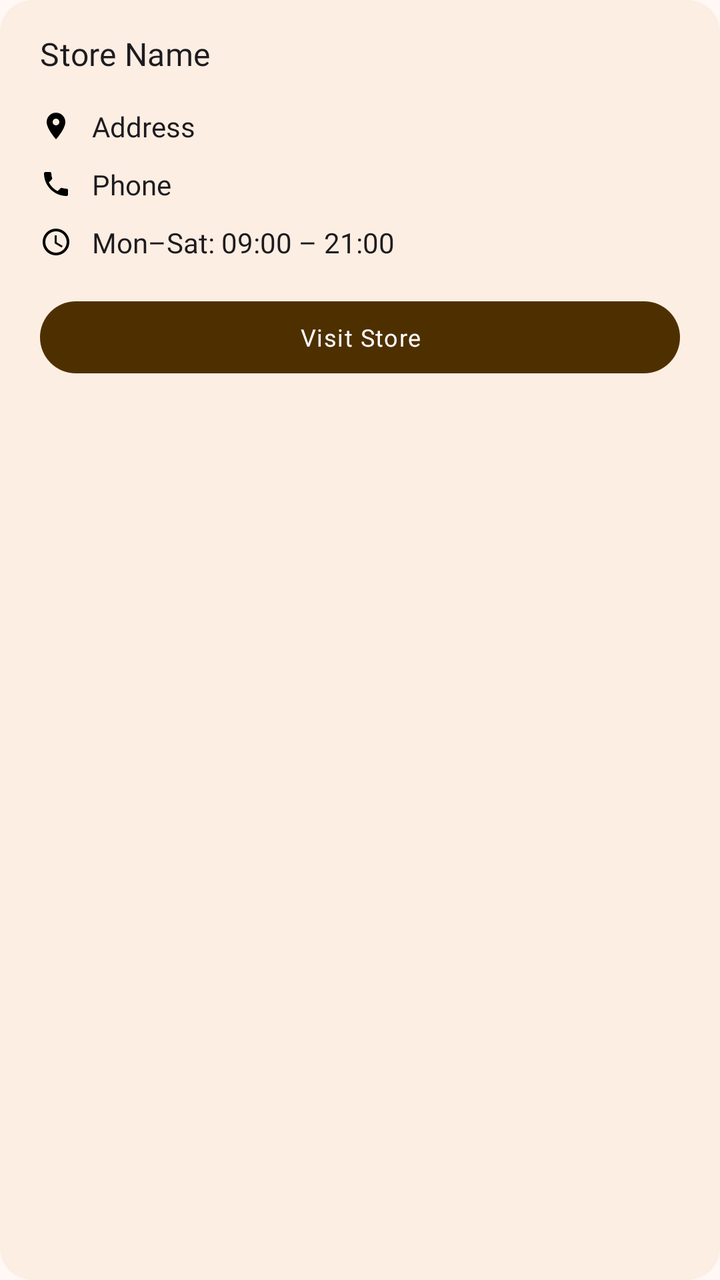
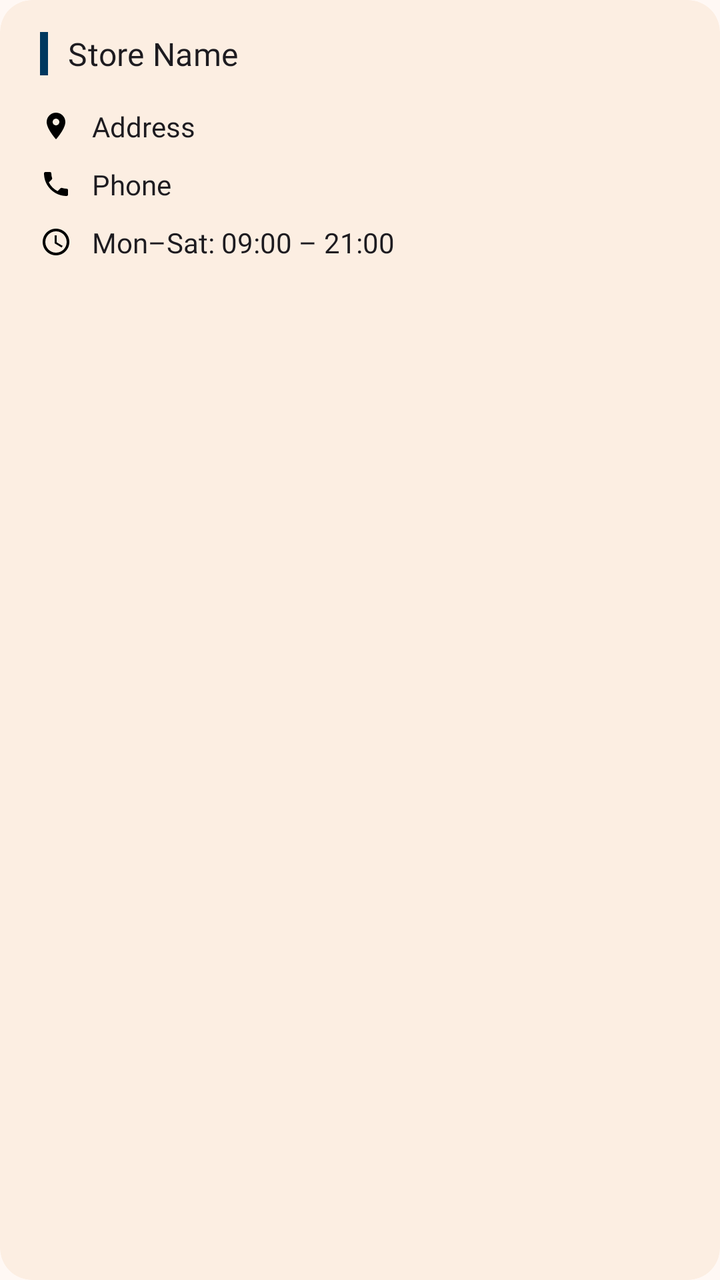

Two renders of the same Android screen: before a commit and after it. Below are the layout's source before the change and the commit's diff.
<!-- AndroidManifest.xml: application theme Theme.DClassicsBooks -->
<!-- res/layout/item_store.xml -->
<?xml version="1.0" encoding="utf-8"?>
<com.google.android.material.card.MaterialCardView xmlns:android="http://schemas.android.com/apk/res/android"
    xmlns:app="http://schemas.android.com/apk/res-auto"
    android:layout_width="match_parent"
    android:layout_height="wrap_content"
    android:layout_marginBottom="@dimen/space200"
    app:shapeAppearance="@style/ShapeAppearance.Material3.Corner.Large"
    app:cardElevation="@dimen/elevation_level0">

    <LinearLayout
        android:layout_width="match_parent"
        android:layout_height="wrap_content"
        android:orientation="vertical">

        <LinearLayout
            android:layout_width="match_parent"
            android:layout_height="wrap_content"
            android:orientation="vertical"
            android:paddingHorizontal="@dimen/space250"
            android:paddingTop="@dimen/space200"
            android:paddingBottom="@dimen/space250">

            <TextView
                android:id="@+id/tv_store_name"
                android:layout_width="wrap_content"
                android:layout_height="wrap_content"
                android:layout_weight="1"
                android:text="Store Name"
                android:textAppearance="?attr/textAppearanceTitleMedium"
                android:layout_marginBottom="@dimen/space200"/>

            
            <LinearLayout
                android:layout_width="match_parent"
                android:layout_height="wrap_content"
                android:orientation="horizontal"
                android:gravity="center_vertical"
                android:layout_marginBottom="@dimen/space125">

                <ImageView
                    android:layout_width="16dp"
                    android:layout_height="16dp"
                    android:src="@drawable/ic_location_on"
                    android:contentDescription="Location"/>

                <TextView
                    android:id="@+id/tv_store_address"
                    android:layout_width="0dp"
                    android:layout_height="wrap_content"
                    android:layout_weight="1"
                    android:text="Address"
                    android:textAppearance="?attr/textAppearanceBodyMedium"
                    android:layout_marginStart="@dimen/space125"/>

            </LinearLayout>

            
            <LinearLayout
                android:layout_width="match_parent"
                android:layout_height="wrap_content"
                android:orientation="horizontal"
                android:gravity="center_vertical"
                android:layout_marginBottom="@dimen/space125">

                <ImageView
                    android:layout_width="16dp"
                    android:layout_height="16dp"
                    android:src="@drawable/ic_phone"
                    android:contentDescription="Phone"/>

                <TextView
                    android:id="@+id/tv_store_phone"
                    android:layout_width="0dp"
                    android:layout_height="wrap_content"
                    android:layout_weight="1"
                    android:text="Phone"
                    android:textAppearance="?attr/textAppearanceBodyMedium"
                    android:layout_marginStart="@dimen/space125"/>

            </LinearLayout>

            
            <LinearLayout
                android:layout_width="match_parent"
                android:layout_height="wrap_content"
                android:orientation="horizontal"
                android:gravity="center_vertical">

                <ImageView
                    android:layout_width="16dp"
                    android:layout_height="16dp"
                    android:src="@drawable/ic_access_time"
                    android:contentDescription="Hours"/>

                <TextView
                    android:layout_width="0dp"
                    android:layout_height="wrap_content"
                    android:layout_weight="1"
                    android:text="@string/store_hours"
                    android:textAppearance="?attr/textAppearanceBodyMedium"
                    android:layout_marginStart="@dimen/space125"/>

            </LinearLayout>

            
            <Button
                android:id="@+id/btn_visit_store"
                android:layout_width="match_parent"
                android:layout_height="44dp"
                android:layout_marginTop="@dimen/space200"
                android:text="@string/btn_visit_store"
                android:textAppearance="?attr/textAppearanceLabelMedium"/>

        </LinearLayout>
    </LinearLayout>
</com.google.android.material.card.MaterialCardView>
<!-- resources referenced by this layout -->
<resources>
  <dimen name="elevation_level0">0dp</dimen>
  <dimen name="space125">10dp</dimen>
  <dimen name="space200">16dp</dimen>
  <dimen name="space250">20dp</dimen>
  <string name="btn_visit_store">Visit Store</string>
  <string name="store_hours">Mon–Sat: 09:00 – 21:00</string>
  <style name="Theme.DClassicsBooks" parent="Theme.DClassicsBooks.Base" />
  <color name="primary">#4E3000</color>
  <color name="white">#FFFFFF</color>
  <color name="primary_container">#926421</color>
  <color name="secondary">#45331C</color>
  <color name="secondary_container">#80694E</color>
  <color name="accent">#00385F</color>
  <color name="accent_container">#43709D</color>
  <color name="error">#740006</color>
  <color name="error_container">#CF2C27</color>
  <color name="surface">#FFF8F4</color>
  <color name="surface_container_low">#FCEEE2</color>
  <color name="surface_container">#F3E6DA</color>
  <color name="surface_container_high">#E8DBCF</color>
  <color name="outline">#5C5144</color>
  <color name="outline_variant">#776B5E</color>
  <color name="on_surface">#161009</color>
  <color name="on_surface_variant">#3E3429</color>
  <style name="Typography.DisplayLarge" parent="TextAppearance.Material3.DisplayLarge">
          <item name="fontFamily">@font/aleo_semibold</item>
          <item name="android:fontFamily">@font/aleo_semibold</item>
      </style>
  <style name="Typography.DisplayMedium" parent="TextAppearance.Material3.DisplayMedium">
          <item name="fontFamily">@font/aleo_semibold</item>
          <item name="android:fontFamily">@font/aleo_semibold</item>
      </style>
  <style name="Typography.DisplaySmall" parent="TextAppearance.Material3.DisplaySmall">
          <item name="fontFamily">@font/aleo_semibold</item>
          <item name="android:fontFamily">@font/aleo_semibold</item>
      </style>
  <style name="Typography.HeadlineLarge" parent="TextAppearance.Material3.HeadlineLarge">
          <item name="fontFamily">@font/aleo_semibold</item>
          <item name="android:fontFamily">@font/aleo_semibold</item>
      </style>
  <style name="Typography.HeadlineSmall" parent="TextAppearance.Material3.HeadlineSmall">
          <item name="fontFamily">@font/aleo_semibold</item>
          <item name="android:fontFamily">@font/aleo_semibold</item>
      </style>
  <style name="Typography.TitleLarge" parent="TextAppearance.Material3.TitleLarge">
          <item name="fontFamily">@font/aleo_semibold</item>
          <item name="android:fontFamily">@font/aleo_semibold</item>
      </style>
  <style name="Typography.TitleMedium" parent="TextAppearance.Material3.TitleMedium">
          <item name="fontFamily">@font/aleo_semibold</item>
          <item name="android:fontFamily">@font/aleo_semibold</item>
      </style>
  <style name="Typography.TitleSmall" parent="TextAppearance.Material3.TitleSmall">
          <item name="fontFamily">@font/aleo_semibold</item>
          <item name="android:fontFamily">@font/aleo_semibold</item>
      </style>
  <style name="Typography.LabelLarge" parent="TextAppearance.Material3.LabelLarge">
          <item name="fontFamily">@font/inter_medium</item>
          <item name="android:fontFamily">@font/inter_medium</item>
      </style>
  <style name="Typography.LabelMedium" parent="TextAppearance.Material3.LabelMedium">
          <item name="fontFamily">@font/inter_medium</item>
          <item name="android:fontFamily">@font/inter_medium</item>
      </style>
  <style name="Typography.LabelSmall" parent="TextAppearance.Material3.LabelSmall">
          <item name="fontFamily">@font/inter_medium</item>
          <item name="android:fontFamily">@font/inter_medium</item>
      </style>
  <style name="Widget.DClassicsBooks.CardView" parent="Widget.Material3.CardView.Filled">
          <item name="cardBackgroundColor">?attr/colorSurfaceContainerLow</item>
          <item name="strokeWidth">0dp</item>
      </style>
  <!-- unchanged entries left out for length: 8 -->
</resources>

<!-- the commit's change to res/layout/item_store.xml (unified diff, before → after) -->
@@ -20,14 +20,29 @@
             android:paddingTop="@dimen/space200"
             android:paddingBottom="@dimen/space250">
 
-            <TextView
-                android:id="@+id/tv_store_name"
-                android:layout_width="wrap_content"
+            
+            <LinearLayout
+                android:layout_width="match_parent"
                 android:layout_height="wrap_content"
-                android:layout_weight="1"
-                android:text="Store Name"
-                android:textAppearance="?attr/textAppearanceTitleMedium"
-                android:layout_marginBottom="@dimen/space200"/>
+                android:orientation="horizontal"
+                android:gravity="center_vertical"
+                android:layout_marginBottom="@dimen/space200">
+
+                <View
+                    android:layout_width="4dp"
+                    android:layout_height="match_parent"
+                    android:background="@color/accent"
+                    android:layout_marginEnd="@dimen/space125"/>
+
+                <TextView
+                    android:id="@+id/tv_store_name"
+                    android:layout_width="0dp"
+                    android:layout_height="wrap_content"
+                    android:layout_weight="1"
+                    android:text="Store Name"
+                    android:textAppearance="?attr/textAppearanceTitleMedium"/>
+
+            </LinearLayout>
 
             
             <LinearLayout
@@ -102,15 +117,6 @@
 
             </LinearLayout>
 
-            
-            <Button
-                android:id="@+id/btn_visit_store"
-                android:layout_width="match_parent"
-                android:layout_height="44dp"
-                android:layout_marginTop="@dimen/space200"
-                android:text="@string/btn_visit_store"
-                android:textAppearance="?attr/textAppearanceLabelMedium"/>
-
         </LinearLayout>
     </LinearLayout>
 </com.google.android.material.card.MaterialCardView>
<!-- resource entries referenced after the edit -->
@@ -4,7 +4,6 @@
   <dimen name="space125">10dp</dimen>
   <dimen name="space200">16dp</dimen>
   <dimen name="space250">20dp</dimen>
-  <string name="btn_visit_store">Visit Store</string>
   <string name="store_hours">Mon–Sat: 09:00 – 21:00</string>
   <style name="Theme.DClassicsBooks" parent="Theme.DClassicsBooks.Base" />
   <color name="primary">#4E3000</color>
